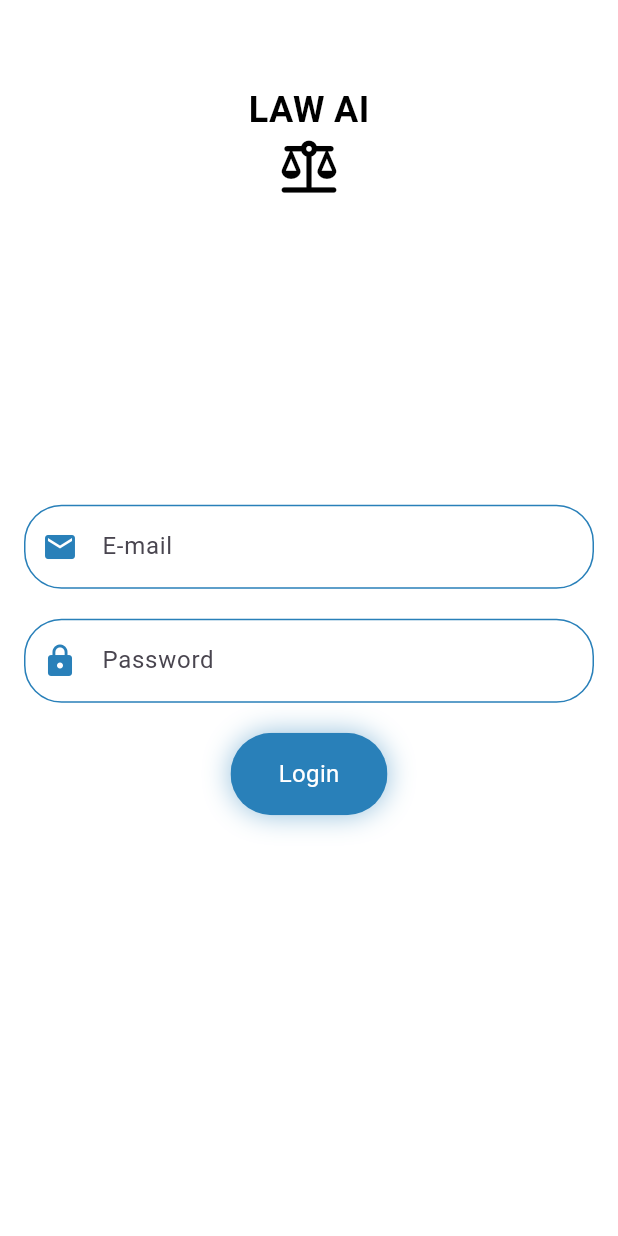
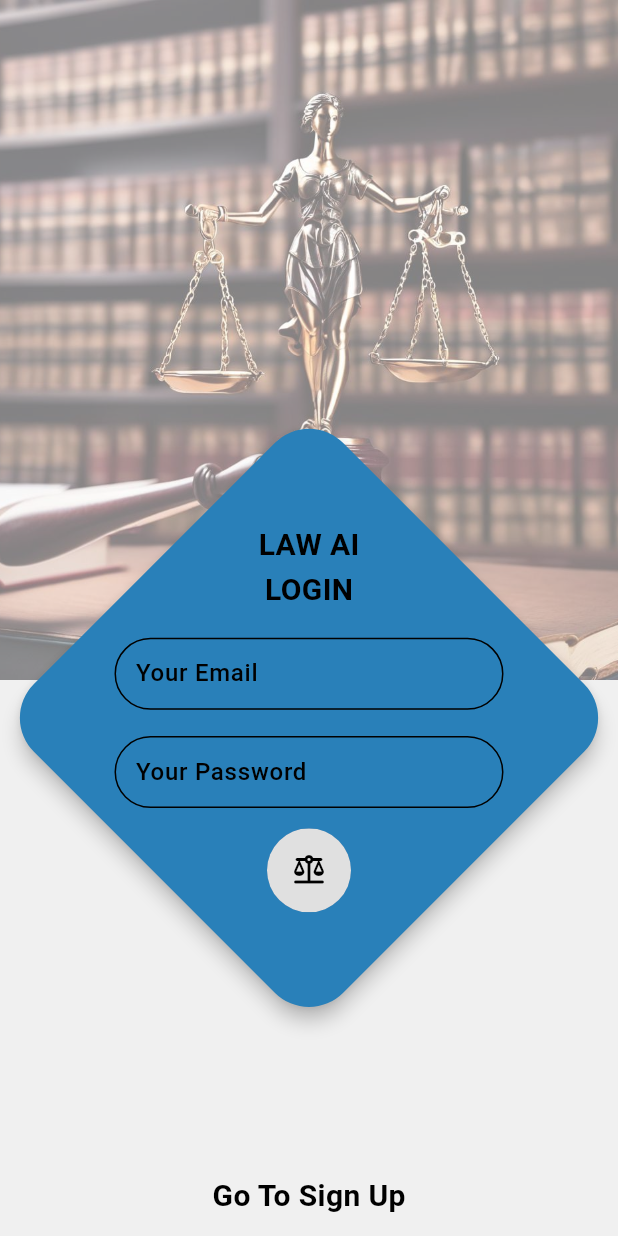
Before and after one commit to betbies/lawai, a Flutter app: the screen it shows after launch, on a phone screen of 412 x 824 dp. Run offline on Flutter 3.47's test engine with Material 3 defaults, Android fonts, the phone set to English and light mode, and no system bars; our stand-ins replace confetti.

Commit message:
Commit mesajınız

```diff
--- a/lib/member/login.dart
+++ b/lib/member/login.dart
@@ -4,13 +4,14 @@ import 'package:confetti/confetti.dart';
 import '../main.dart';
 
 class LoginPage extends StatefulWidget {
-  const LoginPage({super.key});
+  const LoginPage({Key? key}) : super(key: key);
 
   @override
   _LoginPageState createState() => _LoginPageState();
 }
 
-class _LoginPageState extends State<LoginPage> with SingleTickerProviderStateMixin {
+class _LoginPageState extends State<LoginPage>
+    with SingleTickerProviderStateMixin {
   late AnimationController _animationController;
   late Animation<double> _scaleAnimation;
   late ConfettiController _confettiController;
@@ -35,70 +36,121 @@ class _LoginPageState extends State<LoginPage> with SingleTickerProviderStateMix
   @override
   Widget build(BuildContext context) {
     return Scaffold(
-      appBar: AppBar(
-        title: const Text(''),
-        backgroundColor: Colors.white,
-        elevation: 0,
+      resizeToAvoidBottomInset: false,
+      body: Stack(
+        children: <Widget>[
+          Positioned.fill(
+            child: Container(
+              color: Color(0xFFE0E0E0),
             ),
-      body: Stack(
-        children: [
-          Container(
-            color: Colors.white,
-            padding: const EdgeInsets.all(16.0),
+          ),
+          Image.asset(
+            'assets/images/LAWW.jpeg',
+            height: MediaQuery.of(context).size.height * 0.55,
+            width: MediaQuery.of(context).size.width,
+            fit: BoxFit.fitHeight,
+          ),
+          Positioned.fill(
+            child: Container(
+              color: Colors.white.withOpacity(0.5),
+            ),
+          ),
+          Align(
+            alignment: Alignment(0, 0.25),
+            child: Transform.rotate(
+              angle: pi / 4,
+              child: Material(
+                elevation: 5,
+                shadowColor: Colors.black,
+                color: Color(0xFF2980B9),
+                borderRadius: BorderRadius.circular(32),
+                child: Container(
+                  height: MediaQuery.of(context).size.width / 2 * sqrt(2),
+                  width: MediaQuery.of(context).size.width / 2 * sqrt(2),
+                  child: Transform.rotate(
+                    angle: -pi / 4,
+                    child: Padding(
+                      padding: EdgeInsets.all(16),
                       child: Column(
-              mainAxisAlignment: MainAxisAlignment.center,
-              children: [
+                        mainAxisAlignment: MainAxisAlignment.spaceBetween,
+                        crossAxisAlignment: CrossAxisAlignment.center,
+                        children: <Widget>[
+                          Text(
+                            'LAW AI',
+                            style: TextStyle(
+                              color: Colors.black,
+                              fontWeight: FontWeight.w600,
+                              fontSize: 20,
+                            ),
+                          ),
+                          Text(
+                            'LOGIN',
+                            style: TextStyle(
+                              color: Colors.black,
+                              fontWeight: FontWeight.w600,
+                              fontSize: 20,
+                            ),
+                          ),
+                          SizedBox(height: 16),
                           TextFormField(
+                            keyboardType: TextInputType.emailAddress,
+                            style: TextStyle(
+                              color: Color(0xFF0B1754),
+                            ),
                             decoration: InputDecoration(
-                    labelText: 'E-mail',
-                    prefixIcon: const Icon(
-                      Icons.email,
-                      color: Color(0xFF2980B9),
-                    ),
+                              filled: false,
+                              contentPadding: EdgeInsets.all(10),
                               focusedBorder: OutlineInputBorder(
                                 borderRadius: BorderRadius.circular(25.0),
-                      borderSide:
-                      const BorderSide(color: Color(0xFF2980B9), width: 2.0),
+                                borderSide: const BorderSide(color: Color(0xFF0B1754), width: 2.0),
                               ),
                               enabledBorder: OutlineInputBorder(
                                 borderRadius: BorderRadius.circular(25.0),
-                      borderSide:
-                      const BorderSide(color: Color(0xFF2980B9), width: 1.0),
+                                borderSide: const BorderSide(color: Color(0xFF000000), width: 1.0),
+                              ),
+                              hintText: 'Your Email',
+                              hintStyle: TextStyle(
+                                color: Colors.black,
+                                fontWeight: FontWeight.w500,
                               ),
                             ),
                           ),
-                const SizedBox(height: 20),
+                          SizedBox(height: 16),
                           TextFormField(
+                            keyboardType: TextInputType.visiblePassword,
                             obscureText: true,
+                            style: TextStyle(
+                              color: Color(0xFF0B1754),
+                            ),
                             decoration: InputDecoration(
-                    labelText: 'Password',
-                    prefixIcon: const Icon(
-                      Icons.lock,
-                      color: Color(0xFF2980B9),
-                    ),
+                              filled: false,
+                              contentPadding: EdgeInsets.all(10),
                               focusedBorder: OutlineInputBorder(
                                 borderRadius: BorderRadius.circular(25.0),
-                      borderSide:
-                      const BorderSide(color: Color(0xFF2980B9), width: 2.0),
+                                borderSide: const BorderSide(color: Color(0xFF0B1754), width: 2.0),
                               ),
                               enabledBorder: OutlineInputBorder(
                                 borderRadius: BorderRadius.circular(25.0),
-                      borderSide:
-                      const BorderSide(color: Color(0xFF2980B9), width: 1.0),
+                                borderSide: const BorderSide(color: Color(0xFF000000), width: 1.0),
+                              ),
+                              hintText: 'Your Password',
+                              hintStyle: TextStyle(
+                                color: Colors.black,
+                                fontWeight: FontWeight.w500,
                               ),
                             ),
                           ),
-                const SizedBox(height: 20),
+                          SizedBox(height: 12),
                           GestureDetector(
                             onTap: () {
                               _animationController.forward();
                               _confettiController.play();
-                    // Burada giriş işlemleri yapılabilir
                               Future.delayed(const Duration(milliseconds: 300), () {
                                 Navigator.pushReplacement(
                                   context,
                                   MaterialPageRoute(
-                            builder: (context) => const MyHomePage()),
+                                    builder: (context) => const MyHomePage(),
+                                  ),
                                 );
                                 _animationController.reverse();
                               });
@@ -108,30 +160,22 @@ class _LoginPageState extends State<LoginPage> with SingleTickerProviderStateMix
                               builder: (context, child) {
                                 return Transform.scale(
                                   scale: _scaleAnimation.value,
+                                  child: ClipOval(
                                     child: Container(
                                       decoration: BoxDecoration(
-                            borderRadius: BorderRadius.circular(30.0),
                                         boxShadow: [
                                           BoxShadow(
-                                color: const Color(0xFF2980B9).withOpacity(0.5),
+                                            color: Color(0xFF0B1754).withOpacity(0.5),
                                             blurRadius: 15,
                                           ),
                                         ],
                                       ),
-                          child: ClipRRect(
-                            borderRadius: BorderRadius.circular(30.0),
                                       child: Container(
-                              color: const Color(0xFF2980B9),
-                              padding: const EdgeInsets.symmetric(
-                                vertical: 16,
-                                horizontal: 32,
-                              ),
-                              child: const Text(
-                                'Login',
-                                style: TextStyle(
-                                  color: Colors.white,
-                                  fontSize: 16,
-                                ),
+                                        color: Color(0xFFE0E0E0),
+                                        padding: const EdgeInsets.all(16),
+                                        child: Icon(
+                                          Icons.balance_rounded,
+                                          color: Colors.black,
                                         ),
                                       ),
                                     ),
@@ -143,24 +187,23 @@ class _LoginPageState extends State<LoginPage> with SingleTickerProviderStateMix
                         ],
                       ),
                     ),
-          Container(
-            alignment: Alignment.topCenter,
-            child: const Column(
-              children: [
-                Text(
-                  'LAW AI',
-                  style: TextStyle(
-                    fontSize: 24,
-                    fontWeight: FontWeight.bold,
-                    color: Color(0xFF000000),
                   ),
                 ),
-                Icon(
-                  Icons.balance_rounded, // Hukuk simgesi
-                  size: 44,
-                  color: Color(0xFF000000),
               ),
-              ],
+            ),
+          ),
+          Align(
+            alignment: Alignment.bottomCenter,
+            child: Padding(
+              padding: EdgeInsets.only(bottom: 12),
+              child: Text(
+                'Go To Sign Up',
+                style: TextStyle(
+                  color: Colors.black,
+                  fontSize: 20,
+                  fontWeight: FontWeight.bold,
+                ),
+              ),
             ),
           ),
           Align(
--- a/pubspec.yaml
+++ b/pubspec.yaml
@@ -60,8 +60,8 @@ flutter:
   uses-material-design: true
 
   # To add assets to your application, add an assets section, like this:
-  # assets:
-  #   - images/a_dot_burr.jpeg
+  assets:
+     - assets/images/LAWW.jpeg
   #   - images/a_dot_ham.jpeg
 
   # An image asset can refer to one or more resolution-specific "variants", see
```
Also changed, not shown: assets/images/LAWW.jpeg (added). Lines whose indentation alone changed are shown as unchanged.
